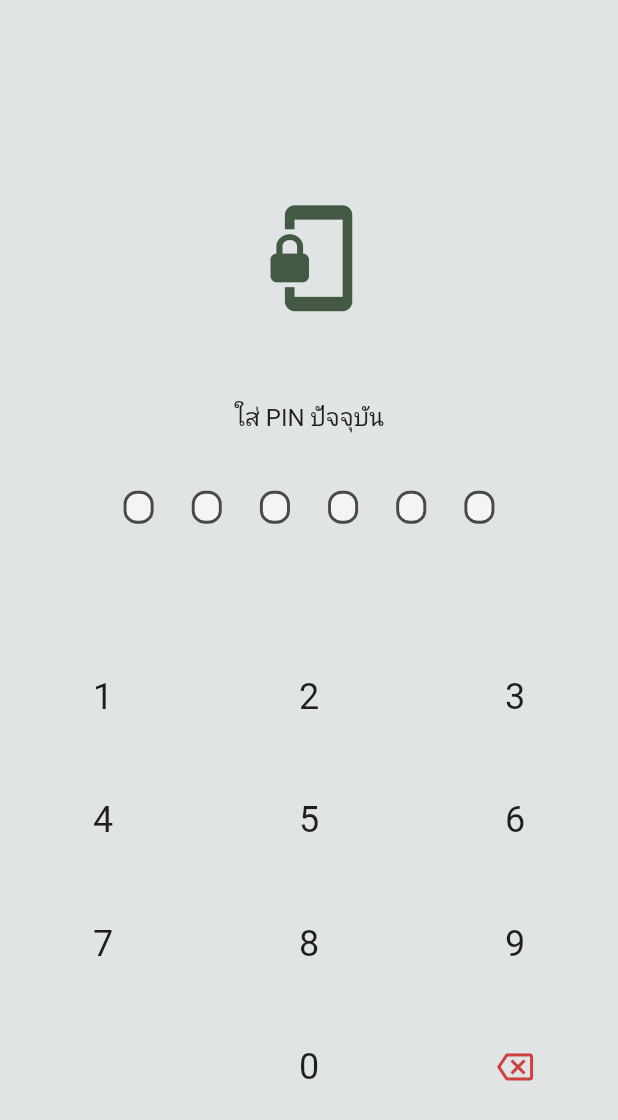
After one commit to unikonkon/Flutter_Auth_Pin_Biometric, a Flutter app: the SecurityLockPage screen opened directly, on a phone screen of 412 x 824 dp. The commit adds this screen. Shown: the top 1120 px of the screen. Run offline on Flutter 3.47's test engine with Material 2 defaults, Android fonts, the light colour scheme and no system bars; our stand-ins replace bloc, equatable, flutter_bloc, flutter_screenutil, hydrated_bloc, page_transition.

Commit message:
add page lock security

```diff
--- /dev/null
+++ b/lib/setting_lock_page.dart/security_numpad.dart
@@ -0,0 +1,295 @@
+import 'package:flutter/material.dart';
+import 'package:flutter_auth_pin_biometric/bottombar/bottombar.dart';
+import 'package:flutter_auth_pin_biometric/setting_view/bloc/security_bloc.dart';
+import 'package:flutter_auth_pin_biometric/setting_view/cubit/security_cubit.dart';
+import 'package:flutter_bloc/flutter_bloc.dart';
+import 'package:flutter_screenutil/flutter_screenutil.dart';
+
+enum PinNumpad {
+  bio,
+  zero,
+  one,
+  two,
+  tree,
+  four,
+  five,
+  six,
+  seven,
+  eight,
+  nine,
+  delete,
+}
+
+class SecurityLockNumpad extends StatefulWidget {
+  const SecurityLockNumpad({super.key});
+
+  @override
+  State<SecurityLockNumpad> createState() => _SecurityLockNumpadState();
+}
+
+class _SecurityLockNumpadState extends State<SecurityLockNumpad> {
+  String _currentPin = '';
+  @override
+  Widget build(BuildContext context) {
+    // const color = Color.fromARGB(255, 208, 64, 64);
+    final _currentLocalStorage =
+        BlocProvider.of<SecurityBloc>(context).state.pin;
+    void _nextStep() {
+      if (_currentLocalStorage != _currentPin) {
+        ScaffoldMessenger.of(context).showSnackBar(
+          SnackBar(
+            duration: const Duration(milliseconds: 500),
+            backgroundColor: Theme.of(context).colorScheme.error,
+            content: Text(
+              'PIN ปัจจุบันไม่ถูกต้อง',
+              // style: const TextStyle(color: color23),
+            ),
+            behavior: SnackBarBehavior.floating,
+            shape: RoundedRectangleBorder(
+              borderRadius: BorderRadius.circular(10.r),
+            ),
+          ),
+        );
+        setState(() {
+          _currentPin = '';
+        });
+        // context.read<SecurityCubit>().enabled();
+      } else {
+        Navigator.of(context, rootNavigator: true).push<void>(
+          MyBottomBar.route(),
+        );
+        context.read<SecurityCubit>().enabled();
+        context.read<SecurityBloc>().add(
+              OnCompletedPin(),
+            );
+      }
+    }
+
+    void _onPressedCurrentPin(String value) {
+      if (_currentPin.length < 6) {
+        setState(() {
+          _currentPin += value;
+        });
+
+        // ignore: invariant_booleans
+        if (_currentPin.length == 6) {
+          _nextStep();
+        }
+      }
+    }
+
+    Widget _renderDelete() {
+      const color = Color.fromARGB(255, 208, 64, 64);
+      ElevatedButton? btn;
+      if (_currentPin.isNotEmpty) {
+        btn = ElevatedButton(
+          style: ElevatedButton.styleFrom(
+            backgroundColor: Colors.transparent,
+            fixedSize: Size(70.w, 70.h),
+            shape: RoundedRectangleBorder(
+              borderRadius: BorderRadius.circular(35.r),
+            ),
+            elevation: 0,
+          ),
+          onPressed: () => {
+            setState(() {
+              _currentPin = _currentPin.substring(0, _currentPin.length - 1);
+            })
+          },
+          child: Icon(
+            Icons.backspace_outlined,
+            size: 25.w,
+            color: color,
+          ),
+        );
+      } else {
+        btn = ElevatedButton(
+          style: ElevatedButton.styleFrom(
+            backgroundColor: Colors.transparent,
+            fixedSize: Size(70.w, 70.h),
+            shape: RoundedRectangleBorder(
+              borderRadius: BorderRadius.circular(35.r),
+            ),
+            elevation: 0,
+          ),
+          onPressed: () {},
+          child: Icon(
+            Icons.backspace_outlined,
+            size: 25.w,
+            color: color,
+          ),
+        );
+      }
+
+      return btn;
+    }
+
+    Widget _renderNumber(PinNumpad value) {
+      var valueText = '';
+      switch (value) {
+        case PinNumpad.zero:
+          valueText = '0';
+          break;
+
+        case PinNumpad.one:
+          valueText = '1';
+
+          break;
+        case PinNumpad.two:
+          valueText = '2';
+
+          break;
+        case PinNumpad.tree:
+          valueText = '3';
+
+          break;
+        case PinNumpad.four:
+          valueText = '4';
+
+          break;
+        case PinNumpad.five:
+          valueText = '5';
+
+          break;
+        case PinNumpad.six:
+          valueText = '6';
+
+          break;
+        case PinNumpad.seven:
+          valueText = '7';
+
+          break;
+        case PinNumpad.eight:
+          valueText = '8';
+          break;
+        case PinNumpad.nine:
+          valueText = '9';
+          break;
+
+        case PinNumpad.bio:
+          return SizedBox(
+            width: 70.w,
+          );
+
+        case PinNumpad.delete:
+          return SizedBox(width: 70.w, child: _renderDelete());
+      }
+      return ElevatedButton(
+        style: ElevatedButton.styleFrom(
+          backgroundColor: Colors.transparent,
+          fixedSize: Size(70.w, 70.h),
+          shape: RoundedRectangleBorder(
+            borderRadius: BorderRadius.circular(35.r),
+          ),
+          elevation: 0,
+        ),
+        onPressed: () => _onPressedCurrentPin(valueText),
+        child: Text(
+          valueText,
+          style: Theme.of(context).textTheme.headline5,
+        ),
+      );
+    }
+
+    Widget _boxInputCircle(bool pin) {
+      const colorCircleIn = Color.fromARGB(255, 243, 244, 243);
+      const colorCircle = Color.fromARGB(255, 67, 89, 68);
+      const colorborder = Color.fromARGB(255, 72, 73, 74);
+      return Container(
+        width: 20,
+        height: 22,
+        decoration: BoxDecoration(
+          color: pin ? colorCircle : colorCircleIn,
+          border: Border.all(
+            width: 2.w,
+            color: colorborder,
+          ),
+          borderRadius: BorderRadius.all(
+            Radius.circular(10.r),
+          ),
+        ),
+      );
+    }
+
+    Widget _renderRow(PinNumpad left, PinNumpad center, PinNumpad right) {
+      return SizedBox(
+        height: 0.1.sh,
+        child: Row(
+          mainAxisAlignment: MainAxisAlignment.spaceAround,
+          children: [
+            _renderNumber(left),
+            _renderNumber(center),
+            _renderNumber(right),
+          ],
+        ),
+      );
+    }
+
+    Widget _renderEnterPin() {
+      return Expanded(
+        child: Column(
+          mainAxisAlignment: MainAxisAlignment.spaceBetween,
+          children: [
+            SizedBox(
+              height: 0.12.sh,
+              child: Center(
+                child: Text(
+                  'ใส่ PIN ปัจจุบัน',
+                  style: Theme.of(context).textTheme.subtitle1,
+                ),
+              ),
+            ),
+            SizedBox(
+              width: 0.6.sw,
+              child: Row(
+                mainAxisAlignment: MainAxisAlignment.spaceBetween,
+                children: [
+                  _boxInputCircle(_currentPin.isNotEmpty),
+                  _boxInputCircle(_currentPin.length > 1),
+                  _boxInputCircle(_currentPin.length > 2),
+                  _boxInputCircle(_currentPin.length > 3),
+                  _boxInputCircle(_currentPin.length > 4),
+                  _boxInputCircle(_currentPin.length > 5),
+                ],
+              ),
+            ),
+            Expanded(
+              child: Container(
+                // color: Colors.red,
+                padding: EdgeInsets.only(bottom: 80.h),
+                width: 1.sw,
+                child: Column(
+                  mainAxisAlignment: MainAxisAlignment.end,
+                  children: [
+                    _renderRow(
+                      PinNumpad.one,
+                      PinNumpad.two,
+                      PinNumpad.tree,
+                    ),
+                    _renderRow(
+                      PinNumpad.four,
+                      PinNumpad.five,
+                      PinNumpad.six,
+                    ),
+                    _renderRow(
+                      PinNumpad.seven,
+                      PinNumpad.eight,
+                      PinNumpad.nine,
+                    ),
+                    _renderRow(
+                      PinNumpad.bio,
+                      PinNumpad.zero,
+                      PinNumpad.delete,
+                    ),
+                  ],
+                ),
+              ),
+            ),
+          ],
+        ),
+      );
+    }
+
+    return _renderEnterPin();
+  }
+}
--- /dev/null
+++ b/lib/setting_lock_page.dart/security_page.dart
@@ -0,0 +1,47 @@
+import 'dart:io';
+
+import 'package:flutter/material.dart';
+import 'package:flutter_auth_pin_biometric/setting_lock_page.dart/security_numpad.dart';
+import 'package:flutter_screenutil/flutter_screenutil.dart';
+import 'package:page_transition/page_transition.dart';
+
+class SecurityLockPage extends StatelessWidget {
+  const SecurityLockPage({super.key});
+
+  static Route route() {
+    if (Platform.isAndroid) {
+      // Android-specific code
+      return PageTransition<void>(
+        type: PageTransitionType.rightToLeft,
+        child: SecurityLockPage(),
+      );
+    } else {
+      // iOS-specific code
+      return MaterialPageRoute<void>(
+        builder: (_) => SecurityLockPage(),
+      );
+    }
+  }
+
+  @override
+  Widget build(BuildContext context) {
+    return Scaffold(
+      body: Column(
+        children: [
+          SizedBox(
+            height: 150.h,
+          ),
+          Icon(
+            Icons.phonelink_lock,
+            size: 80.w,
+            color: Color.fromARGB(255, 67, 89, 68),
+          ),
+          SizedBox(
+            height: 20.h,
+          ),
+          const SecurityLockNumpad(),
+        ],
+      ),
+    );
+  }
+}
```
Also changed, not shown: lib/app/app.dart (+91 -2 lines), lib/bottombar/bottombar.dart (+31 -8 lines), lib/setting_view/setting_button.dart (+7 -6 lines), lib/setting_view/setting_logout.dart (+11 -5 lines), lib/setting_view/setting_page.dart (+22 -16 lines), 1 other file.
